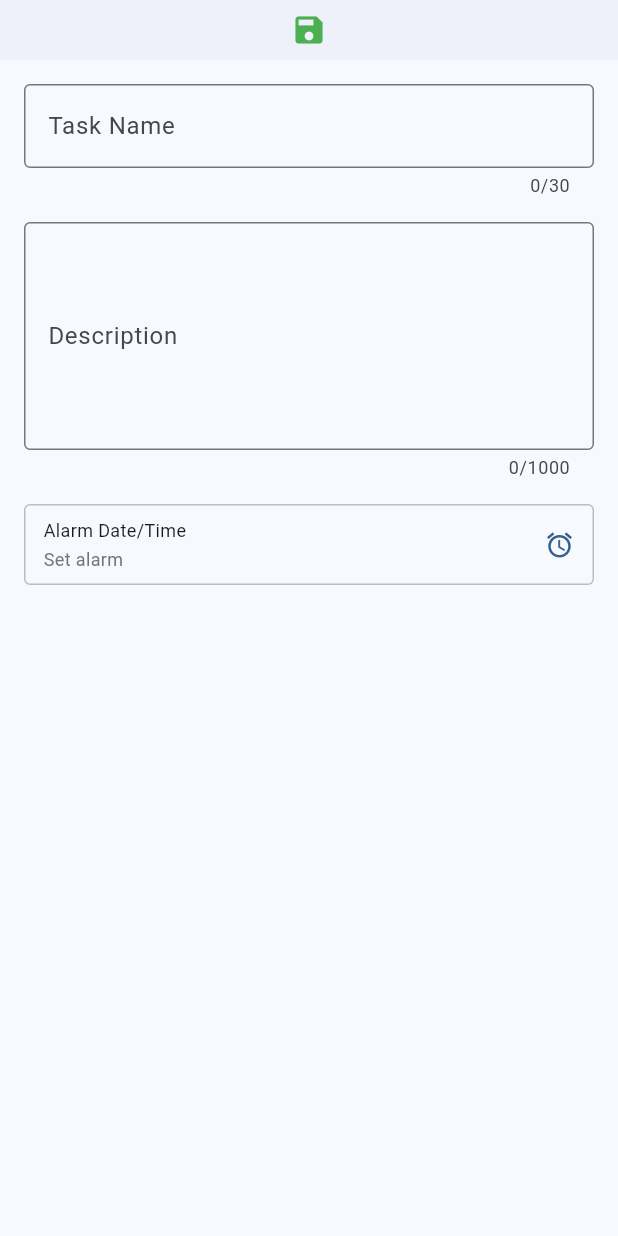
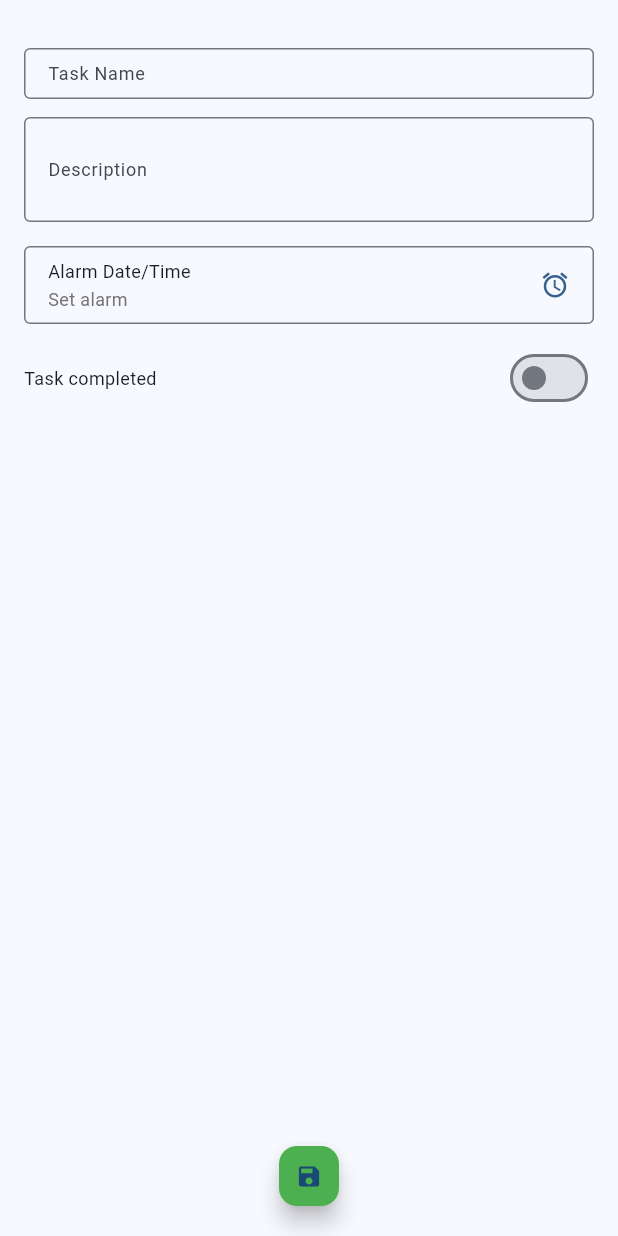
Before and after one commit to dicop/gerenciador-tarefas-wear-os, a Flutter app: the screen it shows after launch, after a tap on the "add circle" icon, on a phone screen of 412 x 824 dp. Run offline on Flutter 3.47's test engine with Material 2 defaults, Android fonts, the phone set to English and light mode, and no system bars; our stand-ins replace flutter_animate, flutter_local_notifications, shared_preferences, timezone.

Commit message:
diversas melhorias

```diff
--- a/lib/l10n/app_localizations.dart
+++ b/lib/l10n/app_localizations.dart
@@ -495,6 +495,44 @@ class AppLocalizations {
         return 'Clear';
     }
   }
+
+  String get futureDateRequired {
+    switch (locale.languageCode) {
+      case 'pt':
+        return 'A data e hora do alarme deve ser futura';
+      case 'en':
+        return 'Alarm date and time must be in the future';
+      case 'es':
+        return 'La fecha y hora de la alarma debe ser futura';
+      case 'fr':
+        return 'La date et l\'heure de l\'alarme doivent être futures';
+      case 'zh':
+        return '闹钟日期和时间必须是未来的';
+      case 'ja':
+        return 'アラームの日時は未来でなければなりません';
+      default:
+        return 'Alarm date and time must be in the future';
+    }
+  }
+
+  String get taskCompleted {
+    switch (locale.languageCode) {
+      case 'pt':
+        return 'Tarefa concluída';
+      case 'en':
+        return 'Task completed';
+      case 'es':
+        return 'Tarea completada';
+      case 'fr':
+        return 'Tâche terminée';
+      case 'zh':
+        return '任务已完成';
+      case 'ja':
+        return 'タスク完了';
+      default:
+        return 'Task completed';
+    }
+  }
 }
 
 class _AppLocalizationsDelegate
--- a/lib/screens/task_edit_screen.dart
+++ b/lib/screens/task_edit_screen.dart
@@ -17,6 +17,7 @@ class _TaskEditScreenState extends State<TaskEditScreen> {
   late final TextEditingController _descriptionController;
   DateTime? _alarmDateTime;
   bool _isEditing = false;
+  bool _isCompleted = false;
 
   @override
   void initState() {
@@ -25,6 +26,7 @@ class _TaskEditScreenState extends State<TaskEditScreen> {
     _nameController = TextEditingController(text: widget.task?.name ?? '');
     _descriptionController = TextEditingController(text: widget.task?.description ?? '');
     _alarmDateTime = widget.task?.alarmDateTime;
+    _isCompleted = widget.task?.isCompleted ?? false;
   }
 
   @override
@@ -37,64 +39,49 @@ class _TaskEditScreenState extends State<TaskEditScreen> {
   @override
   Widget build(BuildContext context) {
     return Scaffold(
-      appBar: AppBar(
-        toolbarHeight: 40,
-        automaticallyImplyLeading: false,
-        title: Row(
-          mainAxisAlignment: MainAxisAlignment.center,
-          children: [
-            IconButton(
-              icon: const Icon(Icons.save),
-              onPressed: _saveTask,
-              iconSize: 24,
-              color: Colors.green,
-              padding: EdgeInsets.zero,
-              constraints: const BoxConstraints(),
-            ),
-            if (_isEditing)
-              IconButton(
-                icon: const Icon(Icons.delete),
-                onPressed: _deleteTask,
-                iconSize: 24,
-                color: Colors.red,
-                padding: EdgeInsets.zero,
-                constraints: const BoxConstraints(),
-              ),
-          ],
-        ),
-        elevation: 1,
-      ),
-      body: SingleChildScrollView(
+      body: SafeArea(
+        child: SingleChildScrollView(
           padding: const EdgeInsets.all(16),
           child: Column(
             crossAxisAlignment: CrossAxisAlignment.stretch,
             children: [
+              const SizedBox(height: 16),
               TextField(
                 controller: _nameController,
                 decoration: InputDecoration(
                   labelText: AppLocalizations.of(context).taskName,
                   border: const OutlineInputBorder(),
+                  counterText: '',
+                  labelStyle: const TextStyle(fontSize: 12),
+                  contentPadding: const EdgeInsets.symmetric(horizontal: 12, vertical: 8),
+                  isDense: true,
                 ),
                 maxLength: 30,
+                style: const TextStyle(fontSize: 12),
               ),
-            const SizedBox(height: 16),
+              const SizedBox(height: 12),
               TextField(
                 controller: _descriptionController,
                 decoration: InputDecoration(
                   labelText: AppLocalizations.of(context).taskDescription,
                   border: const OutlineInputBorder(),
+                  counterText: '',
+                  labelStyle: const TextStyle(fontSize: 12),
+                  contentPadding: const EdgeInsets.symmetric(horizontal: 12, vertical: 8),
+                  isDense: true,
                 ),
-              maxLines: 5,
+                maxLines: 3,
                 maxLength: 1000,
+                style: const TextStyle(fontSize: 12),
               ),
               const SizedBox(height: 16),
               InkWell(
                 onTap: () => _showDateTimePickerDialog(),
-              child: Container(
-                padding: const EdgeInsets.symmetric(vertical: 8, horizontal: 12),
-                decoration: BoxDecoration(
-                  border: Border.all(color: Colors.grey.shade400),
-                  borderRadius: BorderRadius.circular(4),
+                child: InputDecorator(
+                  decoration: InputDecoration(
+                    border: const OutlineInputBorder(),
+                    contentPadding: const EdgeInsets.symmetric(horizontal: 12, vertical: 8),
+                    isDense: true,
                   ),
                   child: Row(
                     mainAxisAlignment: MainAxisAlignment.spaceBetween,
@@ -134,15 +121,71 @@ class _TaskEditScreenState extends State<TaskEditScreen> {
                   ),
                 ),
               ),
+              const SizedBox(height: 16),
+              Row(
+                mainAxisAlignment: MainAxisAlignment.spaceBetween,
+                children: [
+                  Text(
+                    AppLocalizations.of(context).taskCompleted,
+                    style: const TextStyle(fontSize: 12),
+                  ),
+                  Switch(
+                    value: _isCompleted,
+                    onChanged: (value) {
+                      setState(() {
+                        _isCompleted = value;
+                      });
+                    },
+                    activeColor: Colors.green,
+                    materialTapTargetSize: MaterialTapTargetSize.shrinkWrap,
+                  ),
+                ],
+              ),
+              const SizedBox(height: 80), // Espaço para os botões flutuantes
             ],
           ),
         ),
+      ),
+      floatingActionButton: Row(
+        mainAxisAlignment: MainAxisAlignment.center,
+        children: [
+          FloatingActionButton.small(
+            heroTag: 'saveTask',
+            onPressed: _saveTask,
+            backgroundColor: Colors.green,
+            child: const Icon(Icons.save, size: 18),
+          ),
+          if (_isEditing) ...[
+            FloatingActionButton.small(
+              heroTag: 'deleteTask',
+              onPressed: _deleteTask,
+              backgroundColor: Colors.red,
+              child: const Icon(Icons.delete, size: 18),
+            ),
+          ],
+        ],
+      ),
+      floatingActionButtonLocation: FloatingActionButtonLocation.centerFloat,
     );
   }
 
   void _showDateTimePickerDialog() {
     final now = DateTime.now();
-    DateTime tempDateTime = _alarmDateTime ?? now;
+
+    // Se estiver criando uma nova tarefa ou se o alarme foi modificado,
+    // garantir que a data inicial seja futura
+    DateTime tempDateTime;
+
+    if (_alarmDateTime == null) {
+      // Se não há data definida, usar data atual + 1 hora
+      tempDateTime = now.add(const Duration(hours: 1));
+    } else if (_alarmDateTime!.isBefore(now) && widget.task == null) {
+      // Se é uma nova tarefa e a data é passada, usar data atual + 1 hora
+      tempDateTime = now.add(const Duration(hours: 1));
+    } else {
+      // Caso contrário, usar a data existente
+      tempDateTime = _alarmDateTime!;
+    }
 
     showDialog(
       context: context,
@@ -396,11 +439,33 @@ class _TaskEditScreenState extends State<TaskEditScreen> {
     if (_nameController.text.isEmpty) {
       ScaffoldMessenger.of(context).showSnackBar(
         SnackBar(
-          content: Text(AppLocalizations.of(context).taskName),
+          content: Center(child: Text(AppLocalizations.of(context).taskName)),
           backgroundColor: Colors.red,
         ),
       );
       return;
+    }
+
+    // Validação da data e hora do alarme
+    if (_alarmDateTime != null) {
+      final now = DateTime.now();
+
+      // Verificar se é uma nova tarefa ou se o alarme foi alterado
+      final isNewTask = widget.task == null;
+      final alarmWasModified = widget.task != null &&
+          (widget.task!.alarmDateTime == null ||
+           _alarmDateTime!.compareTo(widget.task!.alarmDateTime!) != 0);
+
+      // Validar apenas se for nova tarefa ou se o alarme foi modificado
+      if ((isNewTask || alarmWasModified) && _alarmDateTime!.isBefore(now)) {
+        ScaffoldMessenger.of(context).showSnackBar(
+          SnackBar(
+            content: Center(child: Text(AppLocalizations.of(context).futureDateRequired)),
+            backgroundColor: Colors.red,
+          ),
+        );
+        return;
+      }
     }
 
     final task = Task(
@@ -408,6 +473,7 @@ class _TaskEditScreenState extends State<TaskEditScreen> {
       name: _nameController.text,
       description: _descriptionController.text,
       alarmDateTime: _alarmDateTime,
+      isCompleted: _isCompleted,
     );
 
     Navigator.pop(context, task);
--- a/lib/screens/task_list_screen.dart
+++ b/lib/screens/task_list_screen.dart
@@ -1,6 +1,5 @@
 import 'package:flutter/material.dart';
 import '../models/task.dart';
-import '../l10n/app_localizations.dart';
 
 class TaskListScreen extends StatelessWidget {
   final List<Task> tasks;
@@ -19,32 +18,9 @@ class TaskListScreen extends StatelessWidget {
   @override
   Widget build(BuildContext context) {
     return Scaffold(
-      appBar: AppBar(
-        toolbarHeight: 40,
-        automaticallyImplyLeading: false,
-        title: Row(
-          mainAxisAlignment: MainAxisAlignment.center,
-          children: [
-            IconButton(
-              icon: const Icon(Icons.add_circle),
-              onPressed: onAddTask,
-              iconSize: 28,
-              padding: EdgeInsets.zero,
-              constraints: const BoxConstraints(),
-            ),
-            IconButton(
-              icon: const Icon(Icons.settings),
-              onPressed: () => Navigator.pushNamed(context, '/settings'),
-              iconSize: 24,
-              padding: EdgeInsets.zero,
-              constraints: const BoxConstraints(),
-            ),
-          ],
-        ),
-        elevation: 1,
-      ),
-      body: ListView.builder(
-        padding: EdgeInsets.zero,
+      body: SafeArea(
+        child: ListView.builder(
+          padding: const EdgeInsets.only(bottom: 80), // Espaço para os botões flutuantes
           itemCount: tasks.length,
           itemBuilder: (context, index) {
             final task = tasks[index];
@@ -57,7 +33,7 @@ class TaskListScreen extends StatelessWidget {
                 child: SizedBox(
                   height: 40,
                   child: Padding(
-                  padding: const EdgeInsets.symmetric(horizontal: 6, vertical: 4),
+                    padding: const EdgeInsets.symmetric(horizontal: 8, vertical: 4),
                     child: Row(
                       children: [
                         Icon(
@@ -68,12 +44,14 @@ class TaskListScreen extends StatelessWidget {
                         const SizedBox(width: 6),
                         Expanded(
                           child: task.description.isEmpty
-                            ? Center(
-                                child: Text(
+                              ? Text(
                                     task.name,
                                     maxLines: 1,
                                     overflow: TextOverflow.ellipsis,
-                                  style: const TextStyle(fontWeight: FontWeight.bold, fontSize: 12),
+                                    style: TextStyle(
+                                      fontWeight: FontWeight.bold,
+                                      fontSize: 12,
+                                      decoration: task.isCompleted ? TextDecoration.lineThrough : TextDecoration.none,
                                     ),
                                   )
                               : Column(
@@ -84,13 +62,20 @@ class TaskListScreen extends StatelessWidget {
                                       task.name,
                                       maxLines: 1,
                                       overflow: TextOverflow.ellipsis,
-                                    style: const TextStyle(fontWeight: FontWeight.bold, fontSize: 12),
+                                      style: TextStyle(
+                                        fontWeight: FontWeight.bold,
+                                        fontSize: 12,
+                                        decoration: task.isCompleted ? TextDecoration.lineThrough : TextDecoration.none,
+                                      ),
                                     ),
                                     Text(
                                       task.description,
                                       maxLines: 1,
                                       overflow: TextOverflow.ellipsis,
-                                    style: const TextStyle(fontSize: 10),
+                                      style: TextStyle(
+                                        fontSize: 10,
+                                        decoration: task.isCompleted ? TextDecoration.lineThrough : TextDecoration.none,
+                                      ),
                                     ),
                                   ],
                                 ),
@@ -103,6 +88,23 @@ class TaskListScreen extends StatelessWidget {
             );
           },
         ),
+      ),
+      floatingActionButton: Row(
+          mainAxisAlignment: MainAxisAlignment.center,
+          children: [
+            FloatingActionButton.small(
+              heroTag: 'addTask',
+              onPressed: onAddTask,
+              child: const Icon(Icons.add_circle, size: 18),
+            ),
+            FloatingActionButton.small(
+              heroTag: 'settings',
+              onPressed: () => Navigator.pushNamed(context, '/settings'),
+              child: const Icon(Icons.settings, size: 18),
+            ),
+          ],
+        ),
+      floatingActionButtonLocation: FloatingActionButtonLocation.centerFloat,
     );
   }
 }
--- a/lib/services/task_service.dart
+++ b/lib/services/task_service.dart
@@ -22,7 +22,15 @@ class TaskService {
     final existingIndex = tasks.indexWhere((t) => t.id == task.id);
 
     if (existingIndex >= 0) {
-      tasks[existingIndex] = task;
+      final DateTime originalCreatedAt = tasks[existingIndex].createdAt;
+      tasks[existingIndex] = Task(
+        id: task.id,
+        name: task.name,
+        description: task.description,
+        isCompleted: task.isCompleted,
+        alarmDateTime: task.alarmDateTime,
+        createdAt: originalCreatedAt,
+      );
     } else {
       tasks.add(task);
     }
```
Lines whose indentation alone changed are shown as unchanged.
